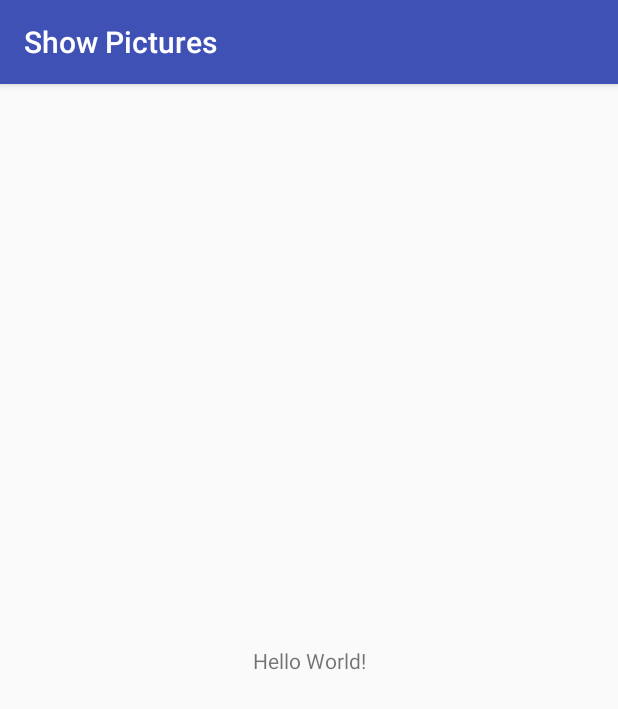
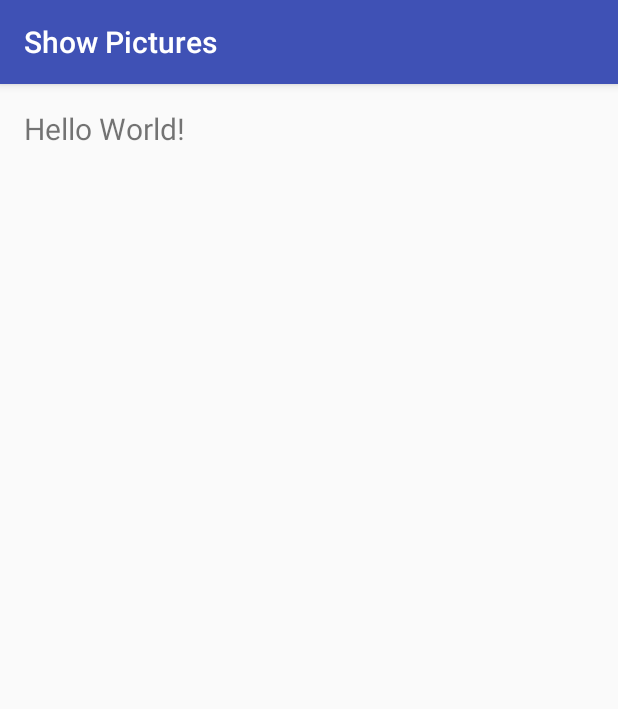
Before and after one commit to kangkyu/ShowPictures, an Android app: the screen it shows after launch (MainActivity), on a phone screen of 412 x 824 dp. Shown: the top 709 px of the screen. Run offline under Robolectric (Android 15) with nearby library versions, the phone set to English and light mode, and no system bars.

Commit message:
starting layout

```diff
--- a/app/build.gradle
+++ b/app/build.gradle
@@ -25,6 +25,6 @@ dependencies {
         exclude group: 'com.android.support', module: 'support-annotations'
     })
     compile 'com.android.support:appcompat-v7:26.+'
-    compile 'com.android.support.constraint:constraint-layout:1.0.2'
+
     testCompile 'junit:junit:4.12'
 }
--- a/app/src/main/res/layout/activity_main.xml
+++ b/app/src/main/res/layout/activity_main.xml
@@ -1,18 +1,20 @@
 <?xml version="1.0" encoding="utf-8"?>
-<android.support.constraint.ConstraintLayout xmlns:android="http://schemas.android.com/apk/res/android"
-    xmlns:app="http://schemas.android.com/apk/res-auto"
+<FrameLayout xmlns:android="http://schemas.android.com/apk/res/android"
     xmlns:tools="http://schemas.android.com/tools"
     android:layout_width="match_parent"
     android:layout_height="match_parent"
     tools:context="com.example.android.showpictures.MainActivity">
 
-    <TextView
-        android:layout_width="wrap_content"
-        android:layout_height="wrap_content"
-        android:text="Hello World!"
-        app:layout_constraintBottom_toBottomOf="parent"
-        app:layout_constraintLeft_toLeftOf="parent"
-        app:layout_constraintRight_toRightOf="parent"
-        app:layout_constraintTop_toTopOf="parent" />
+    <ScrollView
+        android:layout_width="match_parent"
+        android:layout_height="wrap_content">
+        <TextView
+            android:id="@+id/tv_photo_data"
+            android:padding="16dp"
+            android:textSize="20sp"
+            android:layout_width="wrap_content"
+            android:layout_height="wrap_content"
+            android:text="Hello World!" />
+    </ScrollView>
 
-</android.support.constraint.ConstraintLayout>
+</FrameLayout>
```
